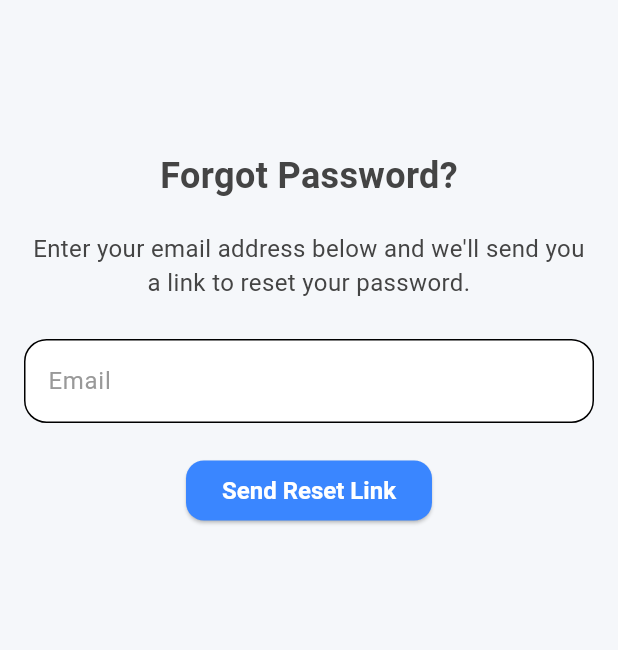
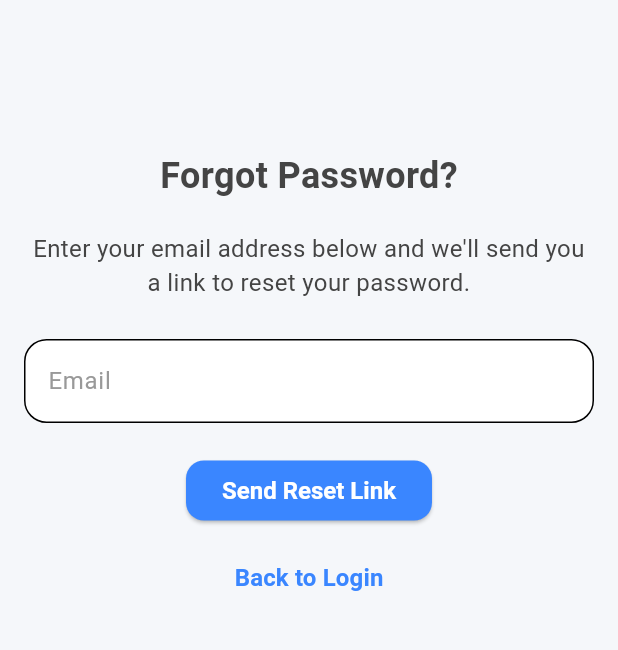
Before and after one commit to Gill87/killthehabit, a Flutter app: the screen it shows after launch, after a tap on "Forgot Password?", on a phone screen of 412 x 824 dp, the part 84-734 px from its top. Run offline on Flutter 3.47's test engine with Material 3 defaults, Android fonts, the phone set to English and light mode, and no system bars; our stand-ins replace cloud_firestore, firebase_auth, firebase_core, flutter_bloc, google_fonts, google_sign_in; accounts and stored records are empty; Roboto replaces fonts that are missing (Ubuntu).

Commit message:
Fixed bugs

```diff
--- a/lib/auth/presentation/pages/auth_page.dart
+++ b/lib/auth/presentation/pages/auth_page.dart
@@ -24,32 +24,32 @@ class _AuthPageState extends State<AuthPage> {
   }
   @override
   Widget build(BuildContext context) {
-    return BlocListener<AuthCubit, AuthState>(
+    return BlocConsumer<AuthCubit, AuthState>(
       listener: (context, state) {
         if (state is Authenticated) {
-          Navigator.push(context, MaterialPageRoute(
+          Navigator.pushReplacement(context, MaterialPageRoute(
             builder: (context) => const HomePage(),
           ));
         } else if (state is Unauthenticated) {
-          Navigator.push(context, MaterialPageRoute(
+          Navigator.pushReplacement(context, MaterialPageRoute(
             builder: (context) => const AuthPage(),
           ));
         } else if (state is AuthError) {
             ScaffoldMessenger.of(context).showSnackBar(
               SnackBar(content: Text("Authentication error: ${state.message}")),
             );
-        } else {
-            // Handle other states if necessary
-            Navigator.push((context), MaterialPageRoute(
-              builder: (context) => const LoadingScreen(),
-            ));
         }
       },
 
+      builder: (context, state) {
+        if (state is AuthLoading) {
+          return const LoadingScreen();
+        }
 
-      child: showLoginPage
-          ? LoginPage(togglePage: togglePage)
-          : RegisterPage(togglePage: togglePage),
+        return showLoginPage
+            ? LoginPage(togglePage: togglePage)
+            : RegisterPage(togglePage: togglePage);
+      },
     );
   }
 }
--- a/lib/auth/presentation/pages/forgot_password_page.dart
+++ b/lib/auth/presentation/pages/forgot_password_page.dart
@@ -107,6 +107,21 @@ class _ForgotPasswordPageState extends State<ForgotPasswordPage> {
               ),
             ),
           ),
+
+          const SizedBox(height: 10),
+
+          // Button to navigate back to login page
+          TextButton(
+            onPressed: () {
+              Navigator.pop(context);
+            },
+            child: Text(
+              "Back to Login",
+              style: GoogleFonts.ubuntu(
+                fontSize: 16,
+              ),
+            ),
+          ),
         ],
       ),
 
```
